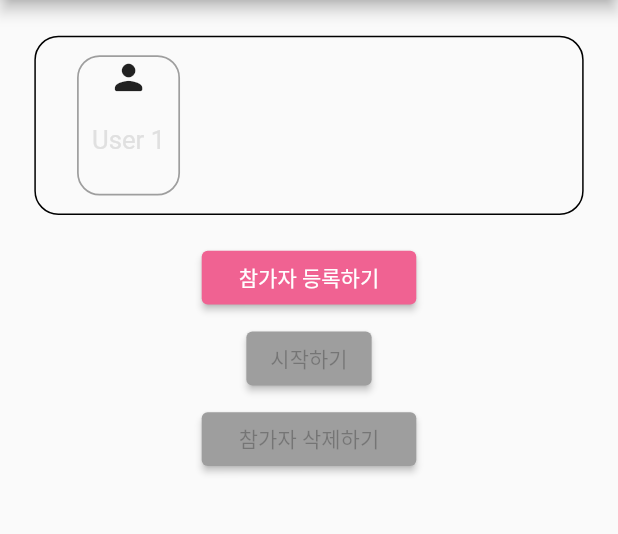
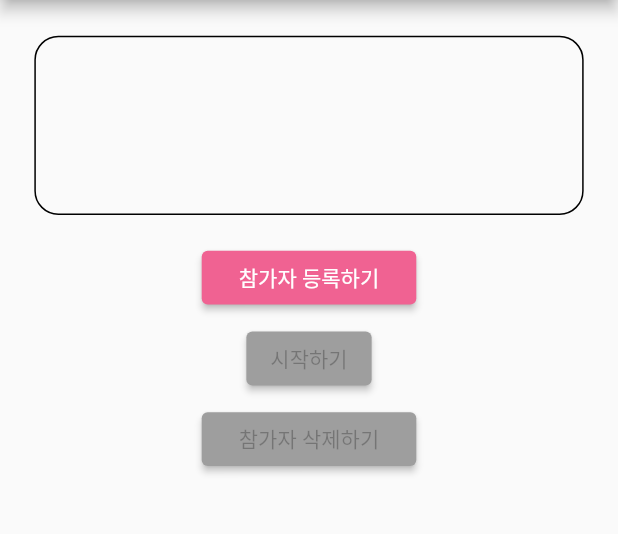
Before and after one commit to jhe226/random_game_flutter, a Flutter app: the screen it shows after launch, after a tap on "참가자 등록하기", after a tap on "참가자 삭제하기", on a phone screen of 412 x 824 dp, the part 84-618 px from its top. Run offline on Flutter 3.47's test engine with Material 2 defaults, Android fonts, the phone set to English and light mode, and no system bars; our stand-ins replace flutter_screenutil.

Commit message:
1. 코드 리뷰

```diff
--- a/random_game/random_game/lib/pages/page_sign_up.dart
+++ b/random_game/random_game/lib/pages/page_sign_up.dart
@@ -14,7 +14,6 @@ class SignUpPage extends StatefulWidget {
 
 class _SignUpPageState extends State<SignUpPage> {
   List<User> userList = [];
-  int cnt = 0;
 
   @override
   Widget build(BuildContext context) {
@@ -58,7 +57,8 @@ class _SignUpPageState extends State<SignUpPage> {
         scrollDirection: Axis.horizontal,
         itemCount: userList.length,
         itemBuilder: (context, position) {
-          print('userList: ${userList[position].userName}');
+          print('#######userList.length: ${userList.length}');
+          print('#######userList: ${userList[position].userName}');
           return UserListCard(userName: userList[position].userName);
         },
       ),
@@ -70,12 +70,13 @@ class _SignUpPageState extends State<SignUpPage> {
       width: 125.w,
       height: 30.h,
       child: ElevatedButton(
-        onPressed: () => (cnt < 4) ? _addUser() : {},
+        // onPressed: () => (userList.length < 4) ? _addUser() : {},
+        onPressed: userList.length < 4 ? _addUser : null,
         style: ElevatedButton.styleFrom(
-            backgroundColor: (cnt < 4) ? Colors.pink[300] : Colors.grey),
+            backgroundColor: (userList.length < 4) ? Colors.pink[300] : Colors.grey),
         child: Text(
           '참가자 등록하기',
-          style: TextStyle(color: (cnt < 4) ? Colors.white : Colors.black26),
+          style: TextStyle(color: (userList.length < 4) ? Colors.white : Colors.black26),
         ),
       ),
     );
@@ -83,11 +84,8 @@ class _SignUpPageState extends State<SignUpPage> {
 
   void _addUser() {
     setState(() {
-      cnt++;
-      print('#############cnt: $cnt');
-      while (cnt < 5) {
-        userList.add(User(userName: 'User $cnt'));
-        break;
+      if(userList.length < 4) {
+        userList.add(User(userName: 'User ${userList.length}'));
       }
     });
   }
@@ -97,12 +95,12 @@ class _SignUpPageState extends State<SignUpPage> {
       width: 125.w,
       height: 30.h,
       child: ElevatedButton(
-        onPressed: () => (cnt > 0) ? _removeUser() : {},
+        onPressed: () => (userList.isNotEmpty) ? _removeUser() : {},
         style: ElevatedButton.styleFrom(
-            backgroundColor: (cnt > 0) ? Colors.pink[300] : Colors.grey),
+            backgroundColor: (userList.isNotEmpty) ? Colors.pink[300] : Colors.grey),
         child: Text(
           '참가자 삭제하기',
-          style: TextStyle(color: (cnt > 0) ? Colors.white : Colors.black26),
+          style: TextStyle(color: (userList.isNotEmpty) ? Colors.white : Colors.black26),
         ),
       ),
     );
@@ -110,19 +108,18 @@ class _SignUpPageState extends State<SignUpPage> {
 
   void _removeUser() {
     setState(() {
-      cnt--;
-      while(cnt < 0) {
-        userList.removeWhere((element) => userList[cnt].userName == 'User $cnt');
-        break;
+      if(userList.isNotEmpty) {
+        // userList.removeWhere((element) => userList[userList.length].userName == 'User ${userList.length}');
+        userList.removeLast();
       }
-      print('#############cnt: $cnt');
-      print('#############userList: $userList');
+      print('#############remove Cnt: ${userList.length}');
+      print('#############remove userList: $userList');
     });
   }
 
   Widget _buildStartButton() {
     return ElevatedButton(
-      onPressed: () => (cnt > 0)
+      onPressed: () => (userList.isNotEmpty)
           ? Navigator.push(
               context,
               MaterialPageRoute(builder: (context) => const GamePage()),
@@ -130,11 +127,11 @@ class _SignUpPageState extends State<SignUpPage> {
           : {},
       style: ElevatedButton.styleFrom(
           backgroundColor:
-              (cnt > 0) ? Colors.pink[300] : Colors.grey),
+              (userList.isNotEmpty) ? Colors.pink[300] : Colors.grey),
       child: Text(
         '시작하기',
         style: TextStyle(
-            color: (cnt >0) ? Colors.white : Colors.black26),
+            color: (userList.isNotEmpty) ? Colors.white : Colors.black26),
       ),
     );
   }
```
